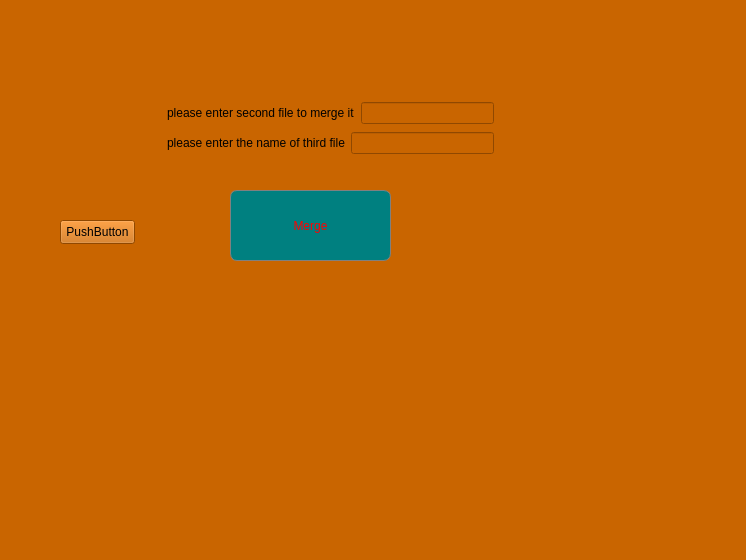
Before: the Qt Designer form bonus of gui for text editor/TextEditor/fourthdialog.ui in eslammohamedtolba/Login-and-Text-Editor-Applications, drawn with Qt 5.
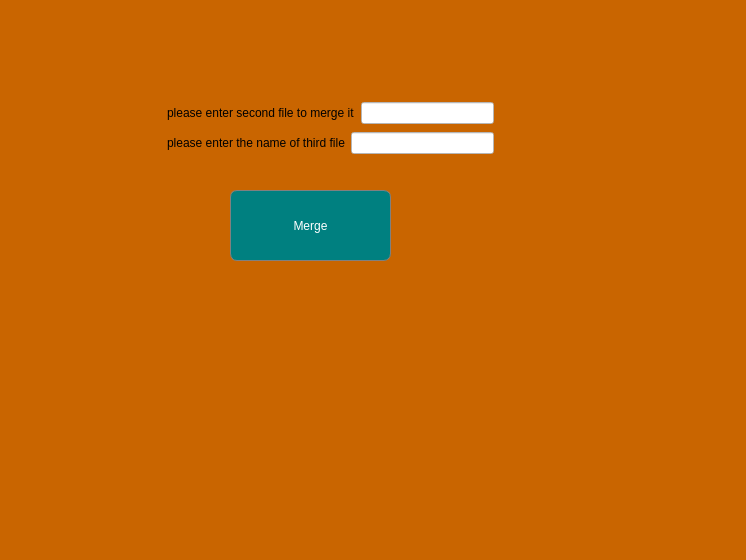
After: the same form once the commit is applied.

The edit to the form file:
```diff
--- a/bonus of gui for text editor/TextEditor/fourthdialog.ui
+++ b/bonus of gui for text editor/TextEditor/fourthdialog.ui
@@ -29,7 +29,7 @@
     <string notr="true">border-radius:7px;
 border:1px solid grey;
 background:teal;
-color:red;</string>
+color:white</string>
    </property>
    <property name="text">
     <string>Merge</string>
@@ -59,7 +59,11 @@
        </widget>
       </item>
       <item>
-       <widget class="QLineEdit" name="lineEdit_merge"/>
+       <widget class="QLineEdit" name="lineEdit_second">
+        <property name="styleSheet">
+         <string notr="true">background:rgb(255, 255, 255);</string>
+        </property>
+       </widget>
       </item>
      </layout>
     </item>
@@ -77,25 +81,16 @@
        </widget>
       </item>
       <item>
-       <widget class="QLineEdit" name="lineEdit_namthirdfile"/>
+       <widget class="QLineEdit" name="lineEdit_namthirdfile">
+        <property name="styleSheet">
+         <string notr="true">background:rgb(255, 255, 255);</string>
+        </property>
+       </widget>
       </item>
      </layout>
     </item>
    </layout>
   </widget>
-  <widget class="QPushButton" name="pushButton">
-   <property name="geometry">
-    <rect>
-     <x>60</x>
-     <y>220</y>
-     <width>75</width>
-     <height>24</height>
-    </rect>
-   </property>
-   <property name="text">
-    <string>PushButton</string>
-   </property>
-  </widget>
  </widget>
  <resources/>
  <connections/>
```
Left out of the diff: 8 changed lines with no effect on the pictures.
